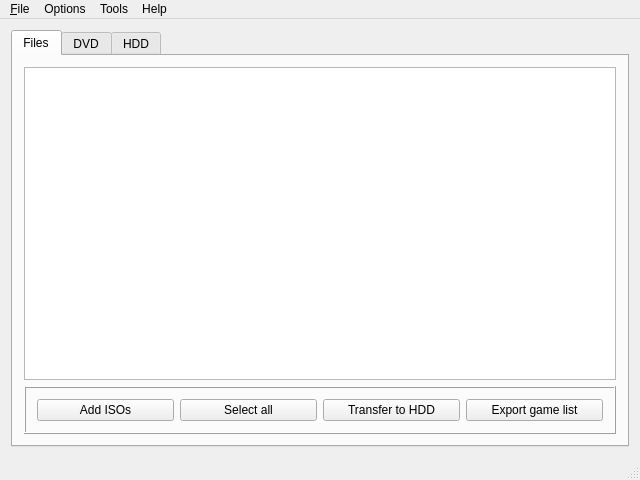
evertonstz/wiibafu, file resources/ui/wiibafu.ui: the form before one commit.
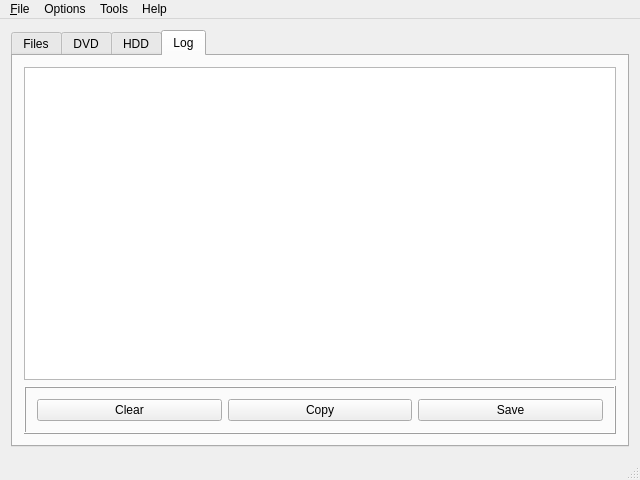
The form after the commit. The open tabs and pages were chosen to show the change. Icons and pictures are not drawn.

Patch:
```diff
--- a/resources/ui/wiibafu.ui
+++ b/resources/ui/wiibafu.ui
@@ -214,6 +214,59 @@
         </item>
        </layout>
       </widget>
+      <widget class="QWidget" name="tabLog">
+       <attribute name="title">
+        <string>Log</string>
+       </attribute>
+       <layout class="QVBoxLayout" name="verticalLayout_4">
+        <item>
+         <widget class="QPlainTextEdit" name="plainTextEdit_Log">
+          <property name="readOnly">
+           <bool>true</bool>
+          </property>
+         </widget>
+        </item>
+        <item>
+         <widget class="QFrame" name="frame">
+          <property name="minimumSize">
+           <size>
+            <width>0</width>
+            <height>40</height>
+           </size>
+          </property>
+          <property name="frameShape">
+           <enum>QFrame::Box</enum>
+          </property>
+          <property name="frameShadow">
+           <enum>QFrame::Raised</enum>
+          </property>
+          <layout class="QHBoxLayout" name="horizontalLayout_4">
+           <item>
+            <widget class="QPushButton" name="pushButton_Log_Clear">
+             <property name="text">
+              <string>Clear</string>
+             </property>
+            </widget>
+           </item>
+           <item>
+            <widget class="QPushButton" name="pushButton_Log_Copy">
+             <property name="text">
+              <string>Copy</string>
+             </property>
+            </widget>
+           </item>
+           <item>
+            <widget class="QPushButton" name="pushButton_Log_Save">
+             <property name="text">
+              <string>Save</string>
+             </property>
+            </widget>
+           </item>
+          </layout>
+         </widget>
+        </item>
+       </layout>
+      </widget>
      </widget>
     </item>
    </layout>
```
